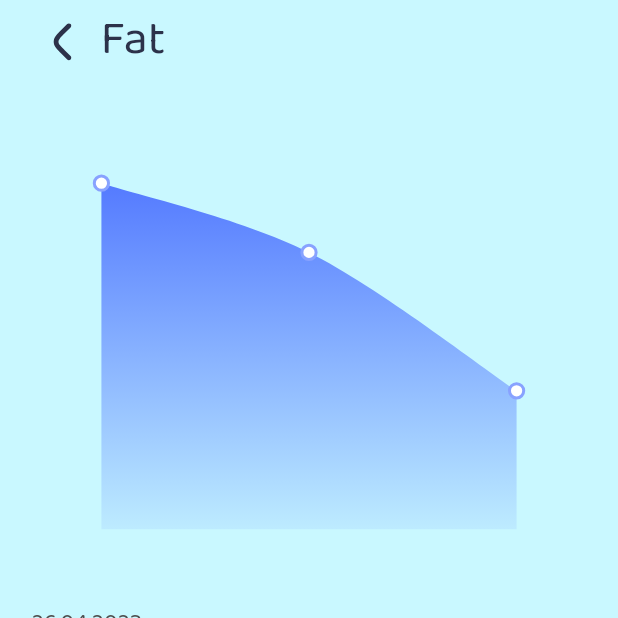
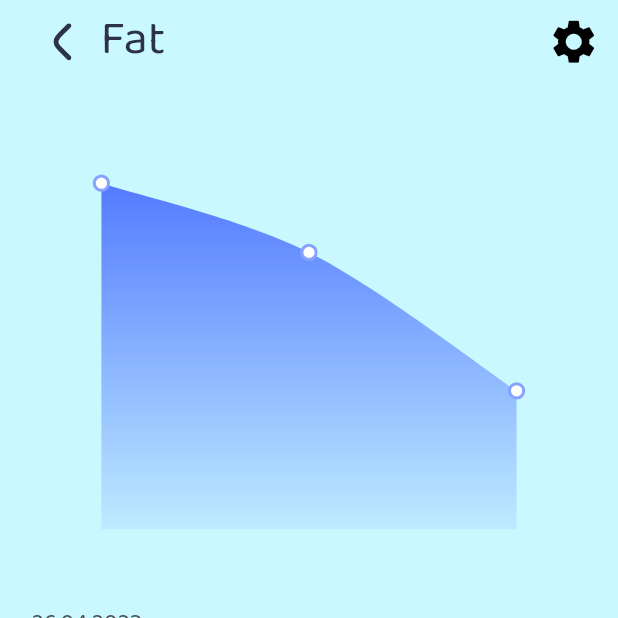
Before and after one commit to domitoribuotoko/figma_app, a Flutter app: the FatDetails screen opened directly, on a phone screen of 412 x 824 dp, the top half of it. Run offline on Flutter 3.47's test engine with Material 2 defaults, Android fonts, the phone set to English and light mode, and no system bars; our stand-ins replace dio, flutter_bloc, flutter_svg, hive, shared_preferences, syncfusion_flutter_charts; missing offline and left inert: any_link_preview, flutter_inappwebview; accounts and stored records are empty.

Commit message:
add fatSettings

```diff
--- a/lib/base/app_config.dart
+++ b/lib/base/app_config.dart
@@ -2,11 +2,14 @@ import 'package:figma_app/base/app_classes.dart';
 import 'package:flutter/material.dart';
 import 'package:hive/hive.dart';
 import 'package:intl/intl.dart';
+import 'package:shared_preferences/shared_preferences.dart';
 
 class AppConfig {
   late Box<AppDaylyData> box;
   late ValueNotifier<String> daylyData;
   var f = NumberFormat("###.##");
+  late SharedPreferences sharedPreferences;
+  late ValueNotifier<bool>  fatSettings;
 }
 
 final config = AppConfig();
--- a/lib/base/app_widgets.dart
+++ b/lib/base/app_widgets.dart
@@ -1,4 +1,5 @@
 import 'package:figma_app/base/app_constans.dart';
+import 'package:figma_app/screens/home_screen_pages/grapsh_pages/fat_settings.dart';
 import 'package:flutter/material.dart';
 import 'package:flutter/services.dart';
 import 'package:flutter_svg/svg.dart';
@@ -220,7 +221,7 @@ Widget formField({
   );
 }
 
-PreferredSizeWidget defaultAppBar(context, String title) {
+PreferredSizeWidget defaultAppBar(context, String title, bool showSettings) {
   return AppBar(
     backgroundColor: Colors.transparent,
     automaticallyImplyLeading: false,
@@ -253,6 +254,31 @@ PreferredSizeWidget defaultAppBar(context, String title) {
         ),
       ],
     ),
+    actions: [
+      Visibility(
+        visible: showSettings,
+        child: Padding(
+          padding: const EdgeInsets.only(right: 7),
+          child: IconButton(
+            onPressed: () {
+              Navigator.of(context).push(
+                MaterialPageRoute(
+                  builder: (context) {
+                    return const FatSettings();
+                  },
+                ),
+              );
+            },
+            splashRadius: 1,
+            icon: const Icon(
+              Icons.settings,
+              color: Colors.black,
+              size: 35,
+            ),
+          ),
+        ),
+      ),
+    ],
   );
 }
 
--- a/lib/main.dart
+++ b/lib/main.dart
@@ -10,6 +10,7 @@ import 'base/app_methods.dart';
 void main() async {
   WidgetsFlutterBinding.ensureInitialized();
   // await method.getPackageInfo();
+  await method.initSp();
   await method.getHiveList();
   if (Platform.isAndroid) {
     await AndroidInAppWebViewController.setWebContentsDebuggingEnabled(true);
--- a/lib/screens/home_screen_pages/grapsh_pages/calories_details.dart
+++ b/lib/screens/home_screen_pages/grapsh_pages/calories_details.dart
@@ -31,7 +31,7 @@ class _CaloriesDetailsState extends State<CaloriesDetails> {
   Widget build(BuildContext context) {
     return Scaffold(
       backgroundColor: colors.mainBackgrounColor,
-      appBar: defaultAppBar(context, 'Calories'),
+      appBar: defaultAppBar(context, 'Calories', false),
       body: SingleChildScrollView(
         child: Column(
           children: [
--- a/lib/screens/home_screen_pages/grapsh_pages/fat_details.dart
+++ b/lib/screens/home_screen_pages/grapsh_pages/fat_details.dart
@@ -17,7 +17,7 @@ class _FatDetailsState extends State<FatDetails> {
   Widget build(BuildContext context) {
     return Scaffold(
       backgroundColor: colors.mainBackgrounColor,
-      appBar: defaultAppBar(context, 'Fat'),
+      appBar: defaultAppBar(context, 'Fat', true),
       body: SingleChildScrollView(
         child: Column(
           children: [
@@ -52,7 +52,12 @@ class _FatDetailsState extends State<FatDetails> {
     var item = config.box.getAt(index);
     Fat? fat = item!.fat;
 
-    return Padding(
+    return ValueListenableBuilder(
+        valueListenable: config.fatSettings,
+        builder: (context, value, _) {
+          return Visibility(
+            visible: fat != null ? true : config.fatSettings.value,
+            child: Padding(
               padding: EdgeInsets.only(
                 left: method.hSizeCalc(20),
                 right: method.hSizeCalc(20),
@@ -101,7 +106,9 @@ class _FatDetailsState extends State<FatDetails> {
                   ),
                 ],
               ),
+            ),
           );
+        });
   }
 
   rowFatDetails(String name, String value) {
--- a/pubspec.yaml
+++ b/pubspec.yaml
@@ -11,7 +11,7 @@ dependencies:
     sdk: flutter
   flutter_svg: ^2.0.4
   get: ^4.6.5
-  # shared_preferences: ^2.0.15
+  shared_preferences: ^2.0.15
   # package_info_plus: ^1.4.2
   syncfusion_flutter_charts: ^21.1.37
   # sliver_tools: ^0.2.9
```
Also changed, not shown: lib/base/app_methods.dart (+14 -0 lines), lib/screens/home_screen_pages/graphs_page.dart (+20 -2 lines), lib/screens/home_screen_pages/grapsh_pages/fat_settings.dart (added, +45 -0 lines), pubspec.lock. Lines whose indentation alone changed are shown as unchanged.
